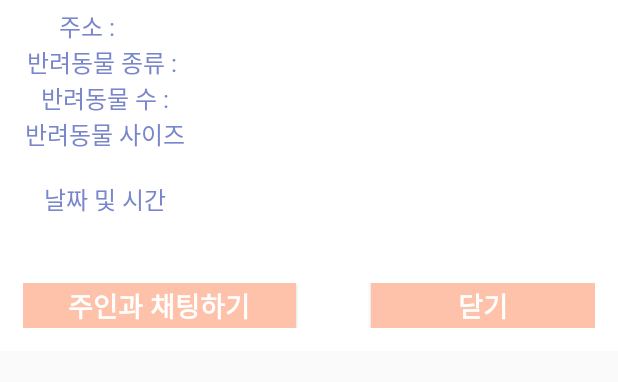
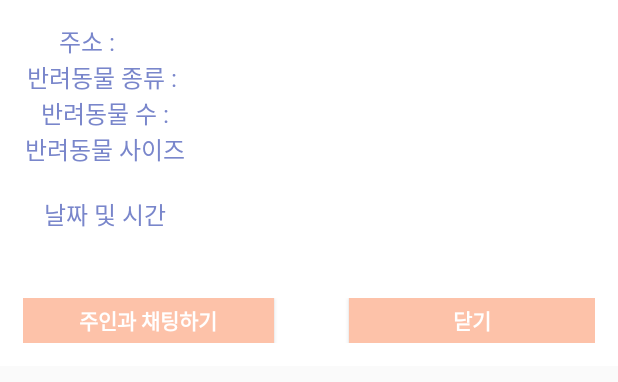
Before and after one commit to YuJeong03/IoT_Android_Project, an Android app: the layout activity_dialog1.xml on its own in the app's theme, with its tools: preview values and no code run, on a phone screen of 412 x 824 dp. Shown: the top 382 px of the screen. Run offline under Robolectric (Android 15) with nearby library versions, the phone set to English and light mode, and no system bars.

Commit message:
2020/05/28 commit2 !!

```diff
--- a/app/src/main/AndroidManifest.xml
+++ b/app/src/main/AndroidManifest.xml
@@ -12,7 +12,8 @@
         android:supportsRtl="true"
         android:theme="@style/AppTheme"
         android:usesCleartextTraffic="true">
-        <activity android:name=".sub"></activity>
+        <activity android:name=".Chatting"></activity>
+        <activity android:name=".sub" />
         <activity android:name=".join" />
         <activity android:name=".login" />
         <activity android:name=".Dialog_a" />
--- a/app/src/main/java/com/example/iot_android_project/Fragment1.java
+++ b/app/src/main/java/com/example/iot_android_project/Fragment1.java
@@ -95,8 +95,8 @@
                 dlg.type.setText(caresArrayList.get(position).getType());
                 dlg.count.setText(caresArrayList.get(position).getCount());
                 dlg.size.setText(caresArrayList.get(position).getSize());
-                dlg.date.setText(caresArrayList.get(position).getDate());
-                dlg.time.setText(caresArrayList.get(position).getTime());
+                dlg.date.setText(" " + caresArrayList.get(position).getDate());
+                dlg.time.setText(" " + caresArrayList.get(position).getTime());
 
                 dlg.show();
             }
--- a/app/src/main/res/layout/activity_dialog1.xml
+++ b/app/src/main/res/layout/activity_dialog1.xml
@@ -4,12 +4,13 @@
     android:layout_width="match_parent"
     android:layout_height="wrap_content"
     android:background="#FFFFFF"
-    android:orientation="vertical"
-    android:weightSum="1">
+    android:orientation="vertical">
 
     <LinearLayout
         android:layout_width="match_parent"
         android:layout_height="match_parent"
+        android:layout_marginTop="10dp"
+        android:layout_marginRight="3dp"
         android:gravity="right"
         android:orientation="vertical"
         android:padding="5dp">
@@ -130,14 +131,13 @@
         <LinearLayout
             android:layout_width="match_parent"
             android:layout_height="match_parent"
-            android:gravity="center"
+            android:layout_marginLeft="10dp"
             android:orientation="horizontal">
 
             <TextView
                 android:id="@+id/size_value"
                 android:layout_width="match_parent"
                 android:layout_height="match_parent"
-                android:gravity="center"
 
                 android:textSize="14sp"
                 app:fontFamily="@font/binggrae" />
@@ -164,6 +164,7 @@
         <LinearLayout
             android:layout_width="match_parent"
             android:layout_height="match_parent"
+            android:layout_marginLeft="10dp"
             android:gravity="center"
             android:orientation="horizontal">
 
@@ -171,7 +172,6 @@
                 android:id="@+id/date_value"
                 android:layout_width="match_parent"
                 android:layout_height="match_parent"
-                android:gravity="center"
                 android:textSize="14sp"
                 app:fontFamily="@font/binggrae" />
         </LinearLayout>
@@ -179,13 +179,13 @@
         <LinearLayout
             android:layout_width="match_parent"
             android:layout_height="match_parent"
+            android:layout_marginLeft="10dp"
             android:orientation="horizontal">
 
             <TextView
                 android:id="@+id/time_value"
                 android:layout_width="match_parent"
                 android:layout_height="match_parent"
-                android:gravity="center"
                 android:textSize="14sp"
                 app:fontFamily="@font/binggrae" />
         </LinearLayout>
@@ -210,7 +210,7 @@
             android:background="#FDC2A9"
             android:text="주인과 채팅하기"
             android:textColor="#FFFFFF"
-            android:textSize="18sp"
+            android:textSize="14sp"
             android:textStyle="bold"
             app:fontFamily="@font/binggrae" />
 
@@ -222,7 +222,7 @@
             android:background="#FDC2A9"
             android:text="닫기"
             android:textColor="#FFFFFF"
-            android:textSize="18sp"
+            android:textSize="14sp"
             android:textStyle="bold"
             app:fontFamily="@font/binggrae" />
     </LinearLayout>
```
Also changed, not shown: app/src/main/java/com/example/iot_android_project/Chatting.java (added, +14 -0 lines), app/src/main/res/layout/activity_chatting.xml (added, +9 -0 lines).
